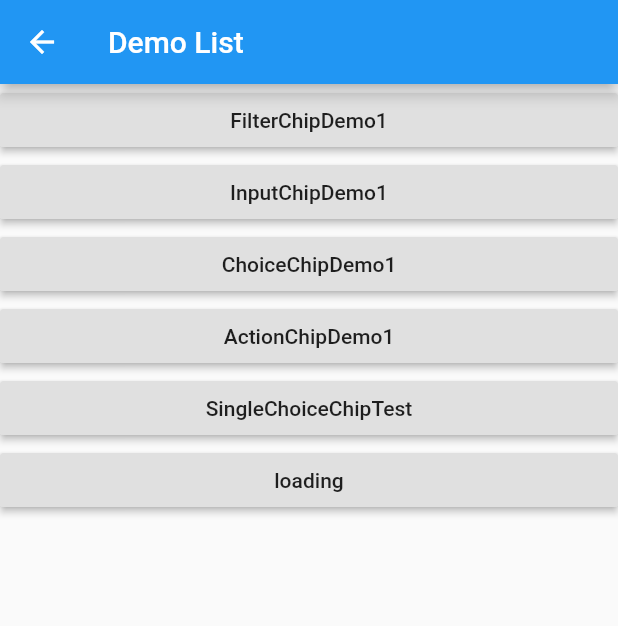
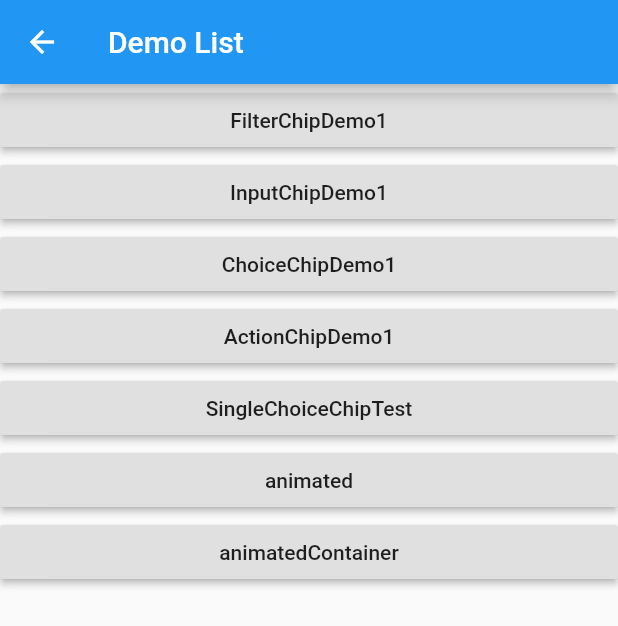
Before and after one commit to Lee180102/flutter_demo, a Flutter app: the DemoList screen opened directly, on a phone screen of 412 x 824 dp. Shown: the top 626 px of the screen. Run offline on Flutter 3.47's test engine with Material 2 defaults, Android fonts, the light colour scheme and no system bars.

Commit message:
动画,添加动画的曲线。

```diff
--- a/lib/demo_list.dart
+++ b/lib/demo_list.dart
@@ -2,6 +2,7 @@ import 'package:flutter/material.dart';
 import 'package:flutter_demo/widget/chip/actor_action_chip.dart';
 import 'package:flutter_demo/widget/chip/actor_choice_chip.dart';
 import 'package:flutter_demo/widget/chip/actor_input_chip.dart';
+import 'package:flutter_demo/widget/customLoading/%E4%BD%BF%E7%94%A8AnimatedWidget%E7%AE%80%E5%8C%96/animated_container.dart';
 import 'package:flutter_demo/widget/customLoading/loading_dialog.dart';
 
 import 'custom_widget/chip/wrap_choice_chip/test.dart';
@@ -41,7 +42,8 @@ class _DemoListState extends State<DemoList> {
           RaisedButton(child:Text("ChoiceChipDemo1"),onPressed: ()=>Navigator.push(context, MaterialPageRoute(builder: (BuildContext context)=> ActorChoiceChip()))),
           RaisedButton(child:Text("ActionChipDemo1"),onPressed: ()=>Navigator.push(context, MaterialPageRoute(builder: (BuildContext context)=> ActorActionChip()))),
           RaisedButton(child:Text("SingleChoiceChipTest"),onPressed: ()=>Navigator.push(context, MaterialPageRoute(builder: (BuildContext context)=> SingleChoiceChipTest()))),
-          RaisedButton(child:Text("loading"),onPressed: ()=>Navigator.push(context, MaterialPageRoute(builder: (BuildContext context)=> LoadingDialog()))),
+          RaisedButton(child:Text("animated"),onPressed: ()=>Navigator.push(context, MaterialPageRoute(builder: (BuildContext context)=> LoadingDialog()))),
+          RaisedButton(child:Text("animatedContainer"),onPressed: ()=>Navigator.push(context, MaterialPageRoute(builder: (BuildContext context)=> AnimatedContainerRoute()))),
         ],
       ),
     );
```
Also changed, not shown: lib/widget/customLoading/loading_dialog.dart (+18 -14 lines).
